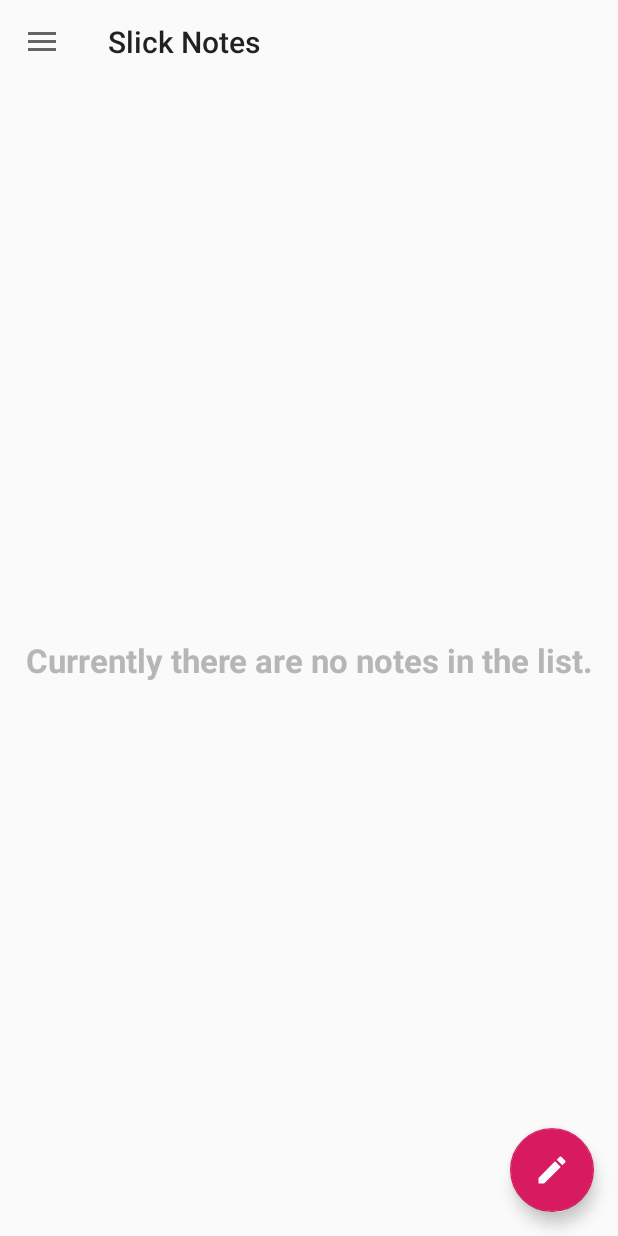
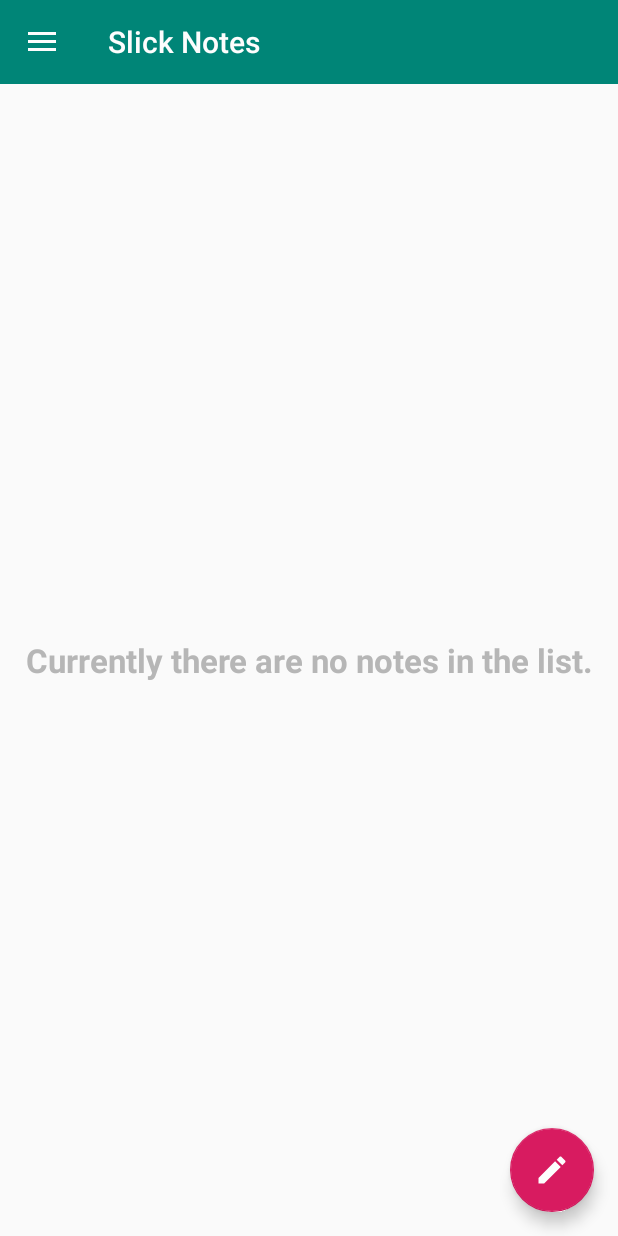
Before and after one commit to androidpirate/SlickNotes, an Android app: the screen it shows after launch (MainActivity), on a phone screen of 412 x 824 dp. Run offline under Robolectric (Android 15) with nearby library versions, the phone set to English and light mode, and no system bars; our stand-ins replace Room's generated code, navigation-ui.

Commit message:
Refacor - Update toolbar properties

```diff
--- a/app/build.gradle
+++ b/app/build.gradle
@@ -15,6 +15,9 @@
             minifyEnabled false
             proguardFiles getDefaultProguardFile('proguard-android-optimize.txt'), 'proguard-rules.pro'
         }
+    }
+    compileOptions {
+        targetCompatibility = '1.8'
     }
 }
 
--- a/app/src/main/res/layout/activity_main.xml
+++ b/app/src/main/res/layout/activity_main.xml
@@ -31,6 +31,9 @@
         <androidx.appcompat.widget.Toolbar
             android:id="@+id/toolbar"
             style="@style/Toolbar"
+            app:popupTheme="@style/Toolbar"
+            android:theme="@style/Toolbar"
+            app:titleTextColor="@color/colorToolbarFont"
             app:layout_constraintStart_toStartOf="parent"
             app:layout_constraintEnd_toEndOf="parent"
             app:layout_constraintTop_toTopOf="parent"/>
--- a/app/src/main/res/values/styles.xml
+++ b/app/src/main/res/values/styles.xml
@@ -25,6 +25,9 @@
     <style name="Toolbar">
         <item name="android:layout_width">@dimen/match_constraint_size</item>
         <item name="android:layout_height">?android:actionBarSize</item>
+        <item name="android:background">@color/colorPrimary</item>
+        <item name="android:theme">@style/Toolbar</item>
+        <item name="android:textColorSecondary">@color/colorToolbarFont</item>
     </style>
 
     <!-- NavigationView style -->
@@ -110,7 +113,7 @@
         <item name="android:fontFamily">sans-serif-condensed</item>
     </style>
 
-    <!-- Note detail style -->
+    <!-- Note details style -->
     <style name="NoteDetail">
         <item name="android:layout_width">@dimen/match_constraint_size</item>
         <item name="android:layout_height">wrap_content</item>
```
